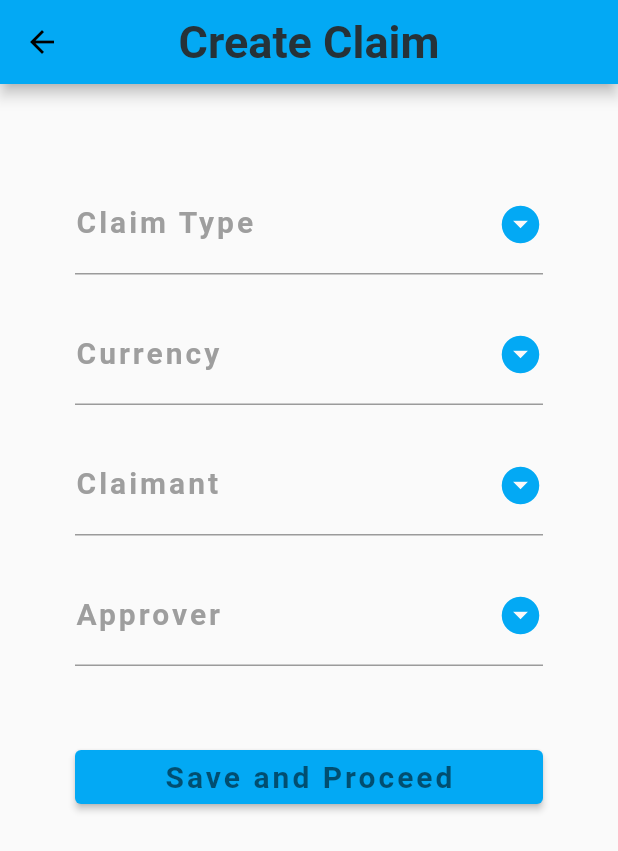
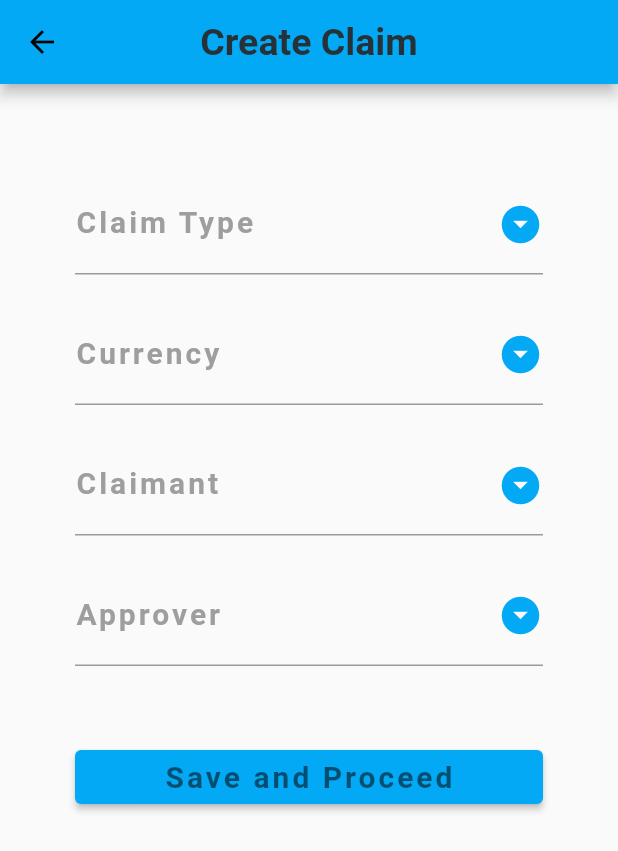
Before and after one commit to jojothomas007/claim-reg-frontend, a Flutter app: the screen it shows after launch, after a tap on "New Claim", on a phone screen of 412 x 824 dp. Shown: the top 851 px of the screen. Run offline on Flutter 3.47's test engine with Material 2 defaults, Android fonts, the phone set to English and light mode, and no system bars; our stand-ins replace file_picker, google_fonts; network calls fail; Roboto replaces fonts that are missing (Ubuntu).

Commit message:
minor ui changes

```diff
--- a/lib/pages/claim_item_page.dart
+++ b/lib/pages/claim_item_page.dart
@@ -139,7 +139,7 @@ class _ClaimItemPageState extends State<ClaimItemPage> {
         child: Form(
           key: _formKey,
           child: Padding(
-            padding: const EdgeInsets.all(50.0),
+            padding: const EdgeInsets.symmetric(horizontal: 50.0, vertical: 10),
             child: Column(
               mainAxisAlignment: MainAxisAlignment.spaceEvenly,
               crossAxisAlignment: CrossAxisAlignment.stretch,
@@ -149,7 +149,7 @@ class _ClaimItemPageState extends State<ClaimItemPage> {
                   mainAxisAlignment: MainAxisAlignment.spaceEvenly,
                   children: [
                     ElevatedButton.icon(
-                      icon: Icon(Icons.search),
+                      icon: Icon(Icons.upload_file),
                       onPressed: () async {
                         var result = await FilePicker.platform
                             .pickFiles(initialDirectory: "C:\\temp");
@@ -171,7 +171,7 @@ class _ClaimItemPageState extends State<ClaimItemPage> {
                             MaterialStateProperty.all(Colors.lightBlue),
                       ),
                       label: const Text(
-                        'Scan Image',
+                        'Upload File',
                         style: TextStyle(
                           color: Colors.black54,
                           letterSpacing: 2.0,
@@ -236,7 +236,7 @@ class _ClaimItemPageState extends State<ClaimItemPage> {
                     mainAxisAlignment: MainAxisAlignment.spaceEvenly,
                     children: [
                       AppButton(
-                          text: 'Add New',
+                          text: 'Add',
                           onPressed: () {
                             if (_formKey.currentState!.validate()) {
                               createClaimItem().then((claimItem) => {
--- a/lib/pages/home_page.dart
+++ b/lib/pages/home_page.dart
@@ -21,26 +21,24 @@ class HomePage extends StatelessWidget {
         );
       },
       child: Container(
-        constraints: const BoxConstraints(
-            minWidth: 60, maxWidth: 100, minHeight: 140, maxHeight: 180),
-        // width: 100,
-        // height: 180,
-        child: Column(
+        constraints: const BoxConstraints(minHeight: 60, maxHeight: 120),
+        child: Row(
+          // mainAxisAlignment: MainAxisAlignment.start,
           children: [
-            Padding(
-              padding: const EdgeInsets.symmetric(vertical: 20.0),
-              child: Icon(
+            Icon(
               iconData,
-                size: 70,
+              size: 40,
               color: Colors.white,
             ),
+            Padding(
+              padding: const EdgeInsets.fromLTRB(20, 0, 0, 0),
+              child: Text(
+                text,
+                textAlign: TextAlign.start,
+                style: const TextStyle(
+                  fontSize: 20,
+                  fontWeight: FontWeight.bold,
                 ),
-            Text(
-              text,
-              textAlign: TextAlign.center,
-              style: const TextStyle(
-                fontSize: 19,
-                fontWeight: FontWeight.bold,
               ),
             ),
           ],
@@ -60,12 +58,14 @@ class HomePage extends StatelessWidget {
         scrollDirection: Axis.vertical,
         child: Center(
           child: Padding(
-            padding: const EdgeInsets.all(50.0),
+            padding: const EdgeInsets.symmetric(vertical: 30.0, horizontal: 60),
             child: Column(
               mainAxisAlignment: MainAxisAlignment.spaceEvenly,
               crossAxisAlignment: CrossAxisAlignment.stretch,
               children: [
-                const Text(
+                const Padding(
+                  padding: EdgeInsets.symmetric(vertical: 30.0),
+                  child: Text(
                     'Claim Registration made easy !',
                     style: TextStyle(
                       color: Colors.grey,
@@ -75,39 +75,36 @@ class HomePage extends StatelessWidget {
                     ),
                     textAlign: TextAlign.center,
                   ),
+                ),
                 Padding(
-                  padding: const EdgeInsets.fromLTRB(0, 60, 0, 0),
-                  child: Row(
-                    mainAxisAlignment: MainAxisAlignment.spaceEvenly,
-                    children: [
-                      getImageButton(context, 'New Claim', Icons.add_box,
+                  padding: const EdgeInsets.symmetric(vertical: 20.0),
+                  child: getImageButton(context, 'New Claim', Icons.add_box,
                       const CreateClaimPage()),
-                      getImageButton(
+                ),
+                Padding(
+                  padding: const EdgeInsets.symmetric(vertical: 20.0),
+                  child: getImageButton(
                       context,
                       'For Submission',
                       Icons.view_list_rounded,
                       const ClaimDetailsPage(
                         claimStatus: ClaimStatus.created,
                       )),
-                      getImageButton(
+                ),
+                Padding(
+                  padding: const EdgeInsets.symmetric(vertical: 20.0),
+                  child: getImageButton(
                       context,
                       'For Approval',
                       Icons.playlist_add_check,
                       const ClaimDetailsPage(
                           claimStatus: ClaimStatus.submitted)),
-                    ],
-                  ),
                 ),
               ],
             ),
           ),
         ),
       ),
-      floatingActionButton: FloatingActionButton(
-        onPressed: () {},
-        tooltip: 'Increment',
-        child: const Icon(Icons.add),
-      ), // This trailing comma makes auto-formatting nicer for build methods.
     );
   }
 }
--- a/lib/widgets/BaseAppBar.dart
+++ b/lib/widgets/BaseAppBar.dart
@@ -18,7 +18,7 @@ class BaseAppBar extends StatelessWidget implements PreferredSizeWidget {
         title,
         style: TextStyle(
           color: Colors.blueGrey[900],
-          fontSize: 30,
+          fontSize: 25,
           fontWeight: FontWeight.bold,
         ),
       )),
```
Lines whose indentation alone changed are shown as unchanged.
